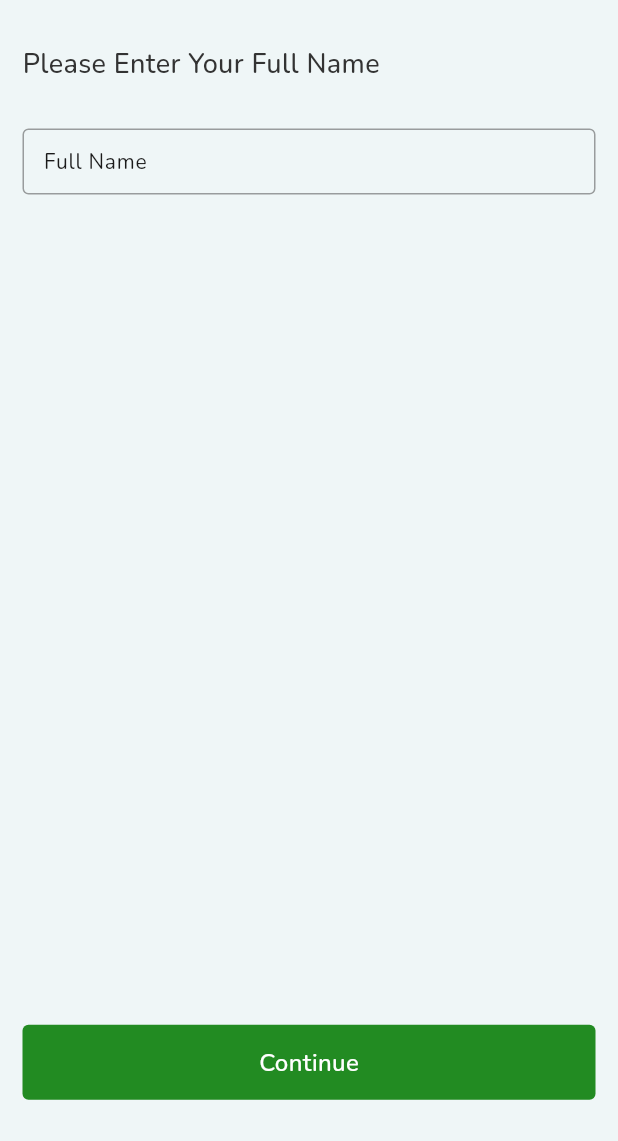
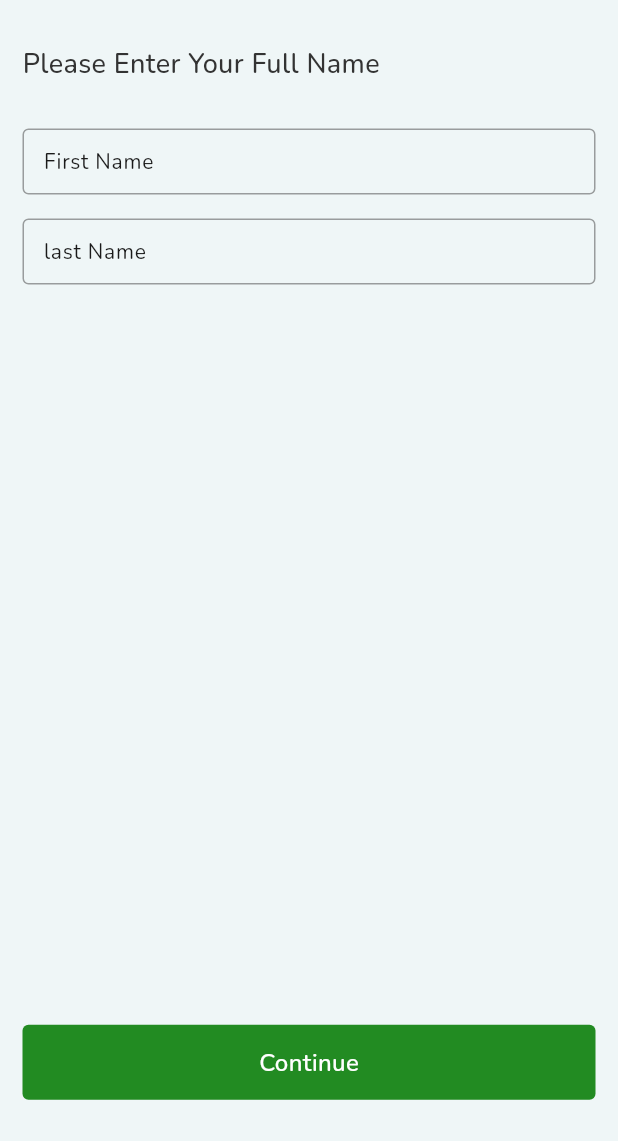
Before and after one commit to ram-flutterdeveloper/groceryApp, a Flutter app: the EnterFullNameScreen screen opened directly, on a phone screen of 412 x 824 dp, the part 95-1236 px from its top. Run offline on Flutter 3.47's test engine with Material 3 defaults, Android fonts, the phone set to English and light mode, and no system bars; our stand-ins replace cached_network_image, dio, flutter_screenutil, flutter_svg, get_it, go_router and 6 more; accounts and stored records are empty; project files that could hold a hidden picture were left out.

Commit message:
bottomNav

```diff
--- a/lib/src/core/routes/routes.dart
+++ b/lib/src/core/routes/routes.dart
@@ -2,12 +2,13 @@ import 'dart:io';
 
 import 'package:flutter/material.dart';
 import 'package:go_router/go_router.dart';
+import 'package:grocery_app/src/ui/bottomnavigation/bottom_bar_widget.dart';
+import 'package:grocery_app/src/ui/entername/enter_fullname_screen.dart';
 import 'package:grocery_app/src/ui/login/login_screen.dart';
 import 'package:grocery_app/src/ui/onboarding/on_boarding_screen.dart';
+import 'package:grocery_app/src/ui/otp/otp_screen.dart';
 import 'package:grocery_app/src/ui/splash/splash_screen.dart';
 import 'package:grocery_app/utils/constants/globle_variable.dart';
-
-
 
 /// Route names as constants
 class MyRoutes {
@@ -33,12 +34,24 @@ class MyRoutes {
           pageBuilder: (context, state) => LoginScreen(),
         ),
 
+        animatedGoRoute(
+          path: OTPSCREEN,
+          name: OTPSCREEN,
+          pageBuilder: (context, state) => const OtpScreen(),
+        ),
 
-    //   animatedGoRoute(
-    //     path: SELECTACCOUNT,
-    //     name: SELECTACCOUNT,
-    //     pageBuilder: (context, state) => const SelectAccount(),
-    //   ),
+        animatedGoRoute(
+          path: FULLNAME,
+          name: FULLNAME,
+          pageBuilder: (context, state) => const EnterFullNameScreen(),
+        ),
+
+        animatedGoRoute(
+          path: BOTTOMNAV,
+          name: BOTTOMNAV,
+          pageBuilder: (context, state) => const BottomBarWidget(),
+        ),
+
         //   animatedGoRoute(
         //     path: TERMANDCONDITIONS,
         //     name: TERMANDCONDITIONS,
@@ -67,7 +80,6 @@ class MyRoutes {
         //       }
 
         //   ),
-
 
         //   animatedGoRoute(
         //     path: SUBMITSCREEN,
@@ -159,12 +171,16 @@ class MyRoutes {
         //     pageBuilder: (context, state) => ForgetNewPassword(),
         //   ),
         // ],
-    ]
-  );
+      ]);
 
   /// Route constants
   static const SPLASH = "/";
+  static const FULLNAME = "/fullname";
+
+  static const BOTTOMNAV = "/bottomnav";
+
   static const HOME = "/home";
+
   static const SELECTACCOUNT = "/selectAccount";
   static const DASHBOARD = "/dashboard";
 
@@ -199,7 +215,7 @@ class MyRoutes {
   static const FORGETNEWPASSWORD = "/forgetnewpassword";
 
   static const UPDATESTORE = "/updatestore";
-
+  static const OTPSCREEN = "/otpscreen";
 }
 
 GoRoute animatedGoRoute({
--- a/lib/src/ui/entername/enter_fullname_screen.dart
+++ b/lib/src/ui/entername/enter_fullname_screen.dart
@@ -1,10 +1,13 @@
 import 'package:flutter/material.dart';
 import 'package:flutter_svg/svg.dart';
+import 'package:go_router/go_router.dart';
 import 'package:grocery_app/src/common_widget/textfield_widget.dart';
+import 'package:grocery_app/src/core/routes/routes.dart';
 import 'package:grocery_app/src/ui/bottomnavigation/bottom_bar_widget.dart';
 import 'package:grocery_app/utils/constants/assets_constant.dart';
 import 'package:grocery_app/utils/constants/color_constant.dart';
 import 'package:grocery_app/utils/constants/string_constant.dart';
+import 'package:grocery_app/utils/extensions/extensions.dart';
 import 'package:grocery_app/utils/extensions/uicontext.dart';
 
 class EnterFullNameScreen extends StatefulWidget {
@@ -15,6 +18,9 @@ class EnterFullNameScreen extends StatefulWidget {
 }
 
 class _EnterFullNameScreenState extends State<EnterFullNameScreen> {
+
+
+  final _formKey = GlobalKey<FormState>();
   @override
   Widget build(BuildContext context) {
     return Scaffold(
@@ -42,10 +48,33 @@ class _EnterFullNameScreenState extends State<EnterFullNameScreen> {
                 style: context.customMedium(APPCOLOR.black333333, 18),
               ),
               const SizedBox(height: 30),
-              AppTextFieldWidget(
-                controller: TextEditingController(),
-                hintText: APPSTRING.fullNameHint,
-              ),
+              Form(
+                key: _formKey,
+                child: Column(
+                  children: [
+                    AppTextFieldWidget(
+                      controller: TextEditingController(),
+                      hintText: APPSTRING.firstNameHint,
+                      onValidate: (value){
+                         if (value == null || value.isEmpty) {
+                          return 'Please Enter first Name';
+                        }
+                        return null;
+                      },
+                    ),
+                    AppTextFieldWidget(
+                      controller: TextEditingController(),
+                      hintText: APPSTRING.lastNameHint,
+                      onValidate: (value){
+                         if (value == null || value.isEmpty) {
+                          return 'Please Enter last Name';
+                        }
+                        return null;
+                      },
+                    ),
+                  ],
+                ),
+              )
             ],
           ),
         ),
@@ -60,16 +89,25 @@ class _EnterFullNameScreenState extends State<EnterFullNameScreen> {
           child: Center(
             child: InkWell(
               onTap: () {
-                Navigator.of(context).push(MaterialPageRoute(
-                  builder: (context) {
-                    return const BottomBarWidget();
-                  },
-                ));
+
+                 if (_formKey.currentState?.validate() ?? false) {
+                  context.clearAndPush(  routePath: MyRoutes.BOTTOMNAV);
+                }
+
+
+
+                // Navigator.of(context).push(MaterialPageRoute(
+                //   builder: (context) {
+                //     return const BottomBarWidget();
+                //   },
+                // ));
               },
               child: Container(
                 height: 50,
                 width: MediaQuery.sizeOf(context).width,
-                decoration: BoxDecoration(color: APPCOLOR.appGreen, borderRadius: BorderRadius.circular(4)),
+                decoration: BoxDecoration(
+                    color: APPCOLOR.appGreen,
+                    borderRadius: BorderRadius.circular(4)),
                 child: Center(
                   child: Text(
                     APPSTRING.continueBtn,
--- a/lib/utils/constants/string_constant.dart
+++ b/lib/utils/constants/string_constant.dart
@@ -10,7 +10,8 @@ class APPSTRING {
 
   //hint
   static const String phoneNumberHint = "Phone Number";
-  static const String fullNameHint = "Full Name";
+  static const String firstNameHint = "First Name";
+  static const String lastNameHint = "last Name";
 
   //button
   static const String verifyButton = "Verify";
```
Also changed, not shown: lib/src/ui/login/login_screen.dart (+12 -6 lines), lib/src/ui/otp/otp_screen.dart (+17 -10 lines), 1 other file. Lines whose indentation alone changed are shown as unchanged.
